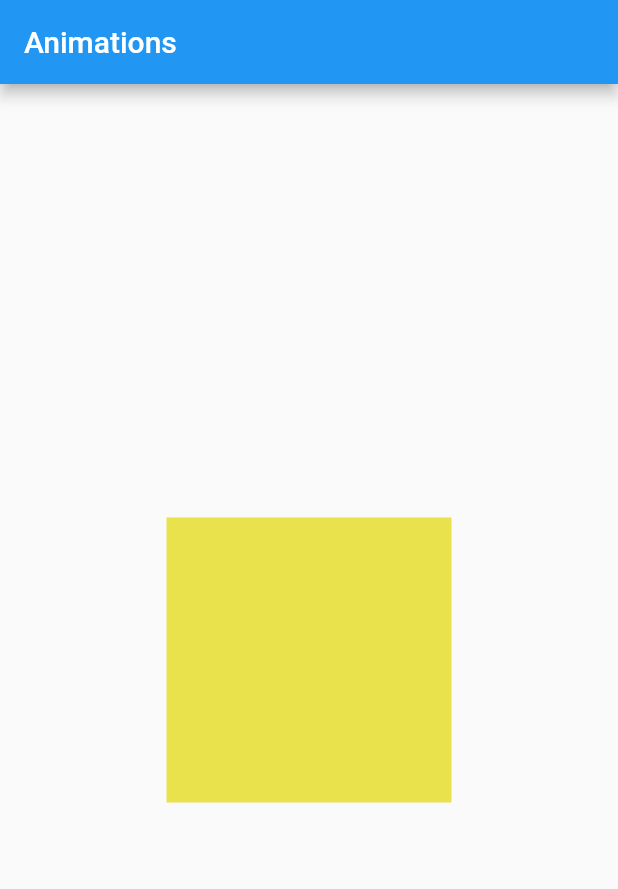
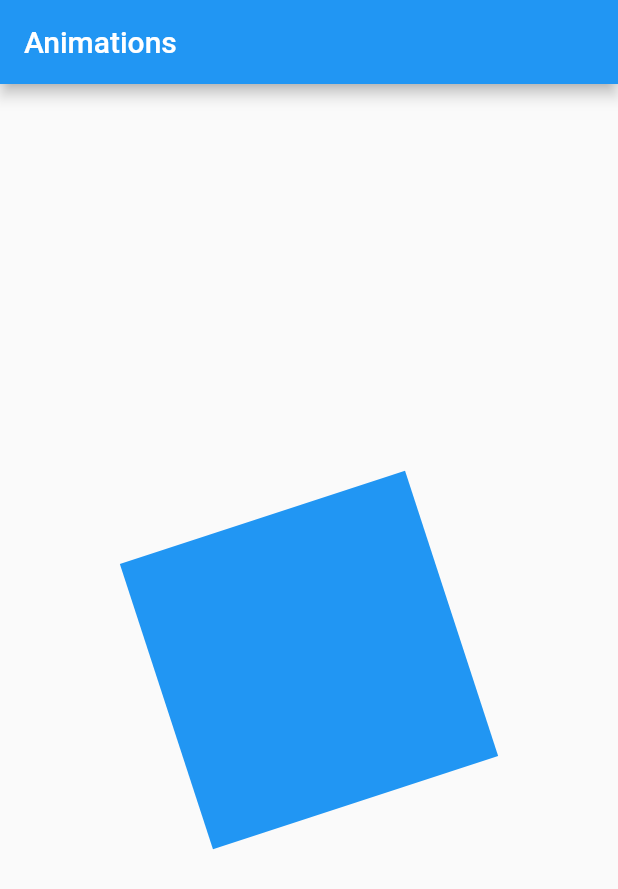
Before and after one commit to devguusta/Estudo-anima-es---Flutter, a Flutter app: the screen it shows after launch, on a phone screen of 412 x 824 dp. Shown: the top 889 px of the screen. Run offline on Flutter 3.47's test engine with Material 2 defaults, Android fonts, the light colour scheme and no system bars.

Commit message:
cria animação de rotação

```diff
--- a/lib/main.dart
+++ b/lib/main.dart
@@ -1,4 +1,4 @@
-import 'package:advanced_animations/simple_animation/simple_animation.dart';
+import 'package:advanced_animations/simple_animation/rotation_animation.dart';
 import 'package:flutter/material.dart';
 
 void main() {
@@ -16,7 +16,7 @@ class MyApp extends StatelessWidget {
       theme: ThemeData(
         primarySwatch: Colors.blue,
       ),
-      home: const SimpleAnimationPage(),
+      home: const RotationAnimation(),
     );
   }
 }
--- /dev/null
+++ b/lib/simple_animation/rotation_animation.dart
@@ -0,0 +1,55 @@
+import 'package:flutter/material.dart';
+
+class RotationAnimation extends StatefulWidget {
+  const RotationAnimation({Key? key}) : super(key: key);
+
+  @override
+  State<RotationAnimation> createState() => _RotationAnimationState();
+}
+
+class _RotationAnimationState extends State<RotationAnimation>
+    with SingleTickerProviderStateMixin {
+  late AnimationController controller;
+  late Animation rotationAnimation;
+
+  @override
+  void initState() {
+    // TODO: implement initState
+    super.initState();
+    controller =
+        AnimationController(vsync: this, duration: const Duration(seconds: 2));
+    rotationAnimation = Tween(begin: 0.0, end: 3.14).animate(controller);
+
+    controller.repeat();
+  }
+
+  @override
+  void dispose() {
+    controller.dispose();
+    super.dispose();
+  }
+
+  @override
+  Widget build(BuildContext context) {
+    return Scaffold(
+        appBar: AppBar(
+          title: const Text("Animations"),
+        ),
+        body: AnimatedBuilder(
+            animation: controller,
+            builder: (context, child) {
+              return Center(
+                child: Transform.rotate(
+                  angle: rotationAnimation.value,
+                  child: Container(
+                    color: Colors.blue,
+                    width: 200.0,
+                    height: 200.0,
+                  ),
+                ),
+              );
+            })
+        // This trailing comma makes auto-formatting nicer for build methods.
+        );
+  }
+}
--- a/lib/simple_animation/simple_animation.dart
+++ b/lib/simple_animation/simple_animation.dart
@@ -19,9 +19,16 @@ class _SimpleAnimationPageState extends State<SimpleAnimationPage>
     super.initState();
     controller =
         AnimationController(vsync: this, duration: const Duration(seconds: 2));
-    colorAnimation =
-        ColorTween(begin: Colors.blue, end: Colors.yellow).animate(controller);
-    sizeAnimation = Tween<double>(begin: 100.0, end: 200.0).animate(controller);
+    sizeAnimation = TweenSequence(
+      [
+        TweenSequenceItem(tween: Tween(begin: 0.0, end: 100.0), weight: 1),
+        TweenSequenceItem(tween: Tween(begin: 100.0, end: 50.0), weight: 1),
+        TweenSequenceItem(tween: Tween(begin: 50.0, end: 75.0), weight: 1),
+        TweenSequenceItem(tween: Tween(begin: 75.0, end: 0.0), weight: 1),
+      ],
+    ).animate(controller);
+    colorAnimation = ColorTween(begin: Colors.red, end: Colors.blue).animate(
+        CurvedAnimation(parent: controller, curve: const Interval(0.5, 1.0)));
     controller.addListener(() {
       setState(() {});
     });
```
